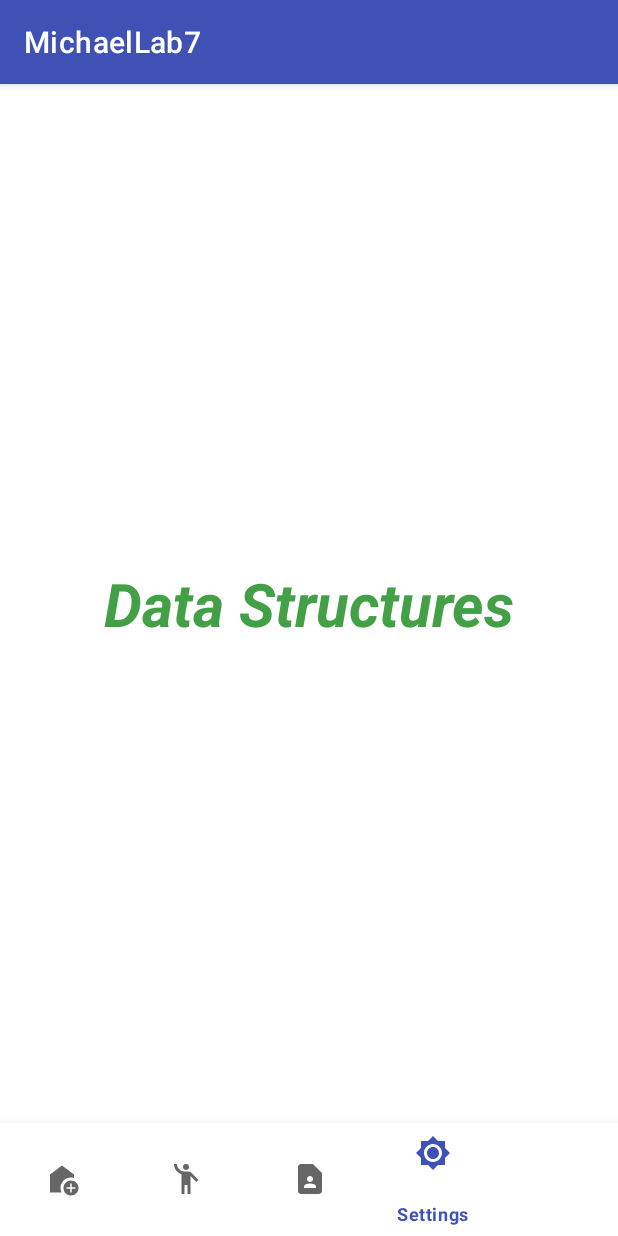
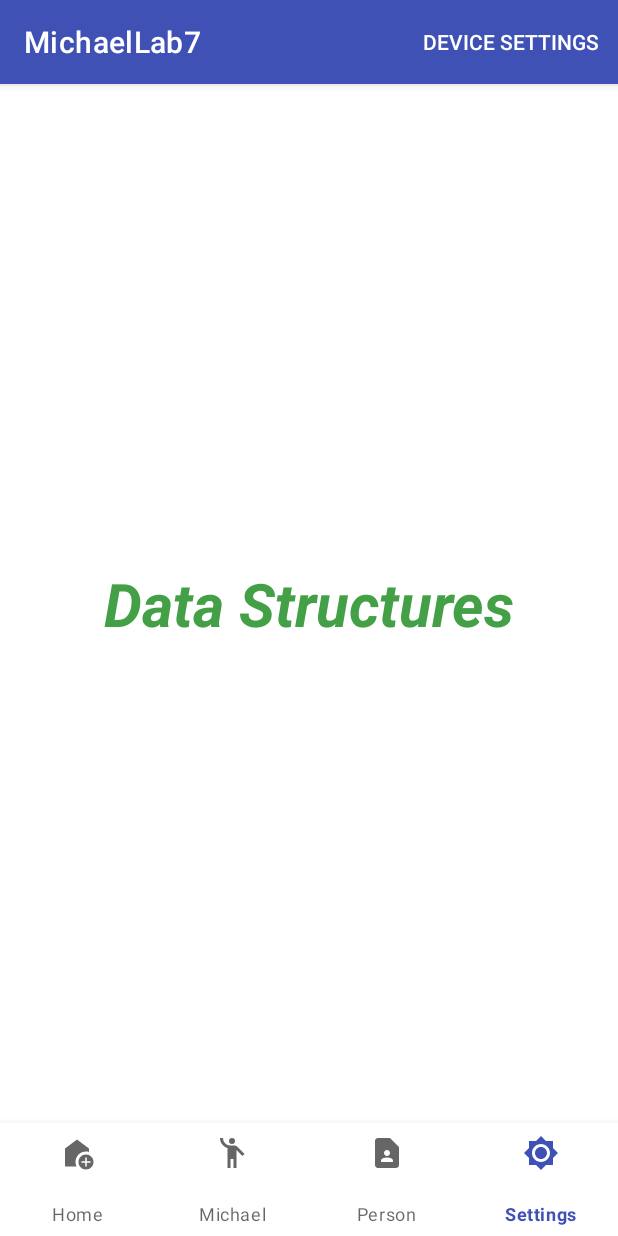
Before and after one commit to Michael-Quon/Android-Studio-Lab-7, an Android app: the screen it shows after launch (QuonActivity), item 4 of the bottom bar chosen, on a phone screen of 412 x 824 dp. Run offline under Robolectric (Android 15) with nearby library versions, the phone set to English and light mode, and no system bars.

Commit message:
Added device settings button into the toolbar and to open the device's settigns when pressed

```diff
--- a/MichaelModule7/src/main/java/michael/quon/n01565129/HomeFragment.java
+++ b/MichaelModule7/src/main/java/michael/quon/n01565129/HomeFragment.java
@@ -1,3 +1,4 @@
+// Michael Quon N01565129
 package michael.quon.n01565129;
 
 import android.os.Bundle;
--- a/MichaelModule7/src/main/java/michael/quon/n01565129/PersonFragment.java
+++ b/MichaelModule7/src/main/java/michael/quon/n01565129/PersonFragment.java
@@ -1,3 +1,4 @@
+// Michael Quon N01565129
 package michael.quon.n01565129;
 
 import android.os.Bundle;
--- a/MichaelModule7/src/main/java/michael/quon/n01565129/QuonActivity.java
+++ b/MichaelModule7/src/main/java/michael/quon/n01565129/QuonActivity.java
@@ -18,32 +18,47 @@ public class QuonActivity extends AppCompatActivity
     BottomNavigationView bottomNavigationView;
 
     @Override
-    protected void onCreate(Bundle savedInstanceState)
-    {
+    protected void onCreate(Bundle savedInstanceState) {
         super.onCreate(savedInstanceState);
         setContentView(R.layout.activity_main);
 
-        bottomNavigationView
-                = findViewById(R.id.bottomNavigationView);
-
-        bottomNavigationView
-                .setOnItemSelectedListener(this);
+        bottomNavigationView = findViewById(R.id.MicBottomNavigationView);
+        bottomNavigationView.setOnItemSelectedListener(this);
         bottomNavigationView.setSelectedItemId(R.id.Michome);
     }
+
     HomeFragment homeFragment = new HomeFragment();
     PersonFragment personFragment = new PersonFragment();
     SettingsFragment settingsFragment = new SettingsFragment();
     MichaelFragment michaelFragment = new MichaelFragment();
 
     @Override
-    public boolean onNavigationItemSelected(@NonNull MenuItem item)
-    {
+    public boolean onCreateOptionsMenu(Menu menu) {
+        getMenuInflater().inflate(R.menu.top_menu, menu);
+        return true;
+    }
+
+    @Override
+    public boolean onOptionsItemSelected(@NonNull MenuItem item) {
+        int itemId = item.getItemId();
+
+        if (itemId == R.id.MicAction_settings) {
+            Intent intent = new Intent(android.provider.Settings.ACTION_SETTINGS);
+            startActivity(intent);
+            return true;
+        }
+
+        return super.onOptionsItemSelected(item);
+    }
+
+    @Override
+    public boolean onNavigationItemSelected(@NonNull MenuItem item) {
         int itemId = item.getItemId();
 
         if (itemId == R.id.Michome) {
             getSupportFragmentManager()
                     .beginTransaction()
-                    .replace(R.id.flFragment, homeFragment)
+                    .replace(R.id.MicFlFragment, homeFragment)
                     .commit();
             return true;
         }
@@ -51,7 +66,7 @@ public class QuonActivity extends AppCompatActivity
         if (itemId == R.id.Micperson) {
             getSupportFragmentManager()
                     .beginTransaction()
-                    .replace(R.id.flFragment, personFragment)
+                    .replace(R.id.MicFlFragment, personFragment)
                     .commit();
             return true;
         }
@@ -59,7 +74,7 @@ public class QuonActivity extends AppCompatActivity
         if (itemId == R.id.Micsettings) {
             getSupportFragmentManager()
                     .beginTransaction()
-                    .replace(R.id.flFragment, settingsFragment)
+                    .replace(R.id.MicFlFragment, settingsFragment)
                     .commit();
             return true;
         }
@@ -67,13 +82,11 @@ public class QuonActivity extends AppCompatActivity
         if (itemId == R.id.Michael) {
             getSupportFragmentManager()
                     .beginTransaction()
-                    .replace(R.id.flFragment, michaelFragment)
+                    .replace(R.id.MicFlFragment, michaelFragment)
                     .commit();
             return true;
         }
 
         return false;
     }
-
-
 }
--- a/MichaelModule7/src/main/java/michael/quon/n01565129/SettingsFragment.java
+++ b/MichaelModule7/src/main/java/michael/quon/n01565129/SettingsFragment.java
@@ -1,3 +1,4 @@
+// Michael Quon N01565129
 package michael.quon.n01565129;
 
 import android.os.Bundle;
--- a/MichaelModule7/src/main/res/layout/activity_main.xml
+++ b/MichaelModule7/src/main/res/layout/activity_main.xml
@@ -8,23 +8,28 @@
     tools:context=".QuonActivity">
 
     <FrameLayout
-        android:id="@+id/flFragment"
+        android:id="@+id/MicFlFragment"
         android:layout_width="match_parent"
         android:layout_height="0dp"
-        app:layout_constraintBottom_toTopOf="@+id/bottomNavigationView"
+        app:layout_constraintBottom_toTopOf="@+id/MicBottomNavigationView"
         app:layout_constraintEnd_toEndOf="parent"
         app:layout_constraintHorizontal_bias="0.5"
         app:layout_constraintStart_toStartOf="parent"
-        app:layout_constraintTop_toTopOf="parent" />
+        app:layout_constraintTop_toTopOf="parent"
+        app:menu="@menu/top_menu"/>
+
 
     <com.google.android.material.bottomnavigation.BottomNavigationView
-        android:id="@+id/bottomNavigationView"
+        android:id="@+id/MicBottomNavigationView"
         android:layout_width="match_parent"
         android:layout_height="75dp"
+        app:labelVisibilityMode="labeled"
         app:layout_constraintBottom_toBottomOf="parent"
         app:layout_constraintEnd_toEndOf="parent"
         app:layout_constraintHorizontal_bias="0.5"
         app:layout_constraintStart_toStartOf="parent"
         app:menu="@menu/bottom_nav_menu"/>
 
+
+
 </androidx.constraintlayout.widget.ConstraintLayout>
--- a/MichaelModule7/src/main/res/menu/bottom_nav_menu.xml
+++ b/MichaelModule7/src/main/res/menu/bottom_nav_menu.xml
@@ -1,6 +1,5 @@
 <?xml version="1.0" encoding="utf-8"?>
-<menu xmlns:android="http://schemas.android.com/apk/res/android"
-    xmlns:app="http://schemas.android.com/apk/res-auto">
+<menu xmlns:android="http://schemas.android.com/apk/res/android">
 
     <item
         android:id="@+id/Michome"
@@ -22,9 +21,4 @@
         android:title="@string/settings"
         android:icon="@drawable/settings"/>
 
-    <item
-        android:id="@+id/MicAction_settings"
-        android:title="@string/device_settings"
-        app:showAsAction="ifRoom"/>
-
 </menu>
--- /dev/null
+++ b/MichaelModule7/src/main/res/menu/top_menu.xml
@@ -0,0 +1,9 @@
+<?xml version="1.0" encoding="utf-8"?>
+<menu xmlns:android="http://schemas.android.com/apk/res/android"
+    xmlns:app="http://schemas.android.com/apk/res-auto">
+
+    <item
+        android:id="@+id/MicAction_settings"
+        android:title="@string/device_settings"
+        app:showAsAction="ifRoom"/>
+</menu>
```
